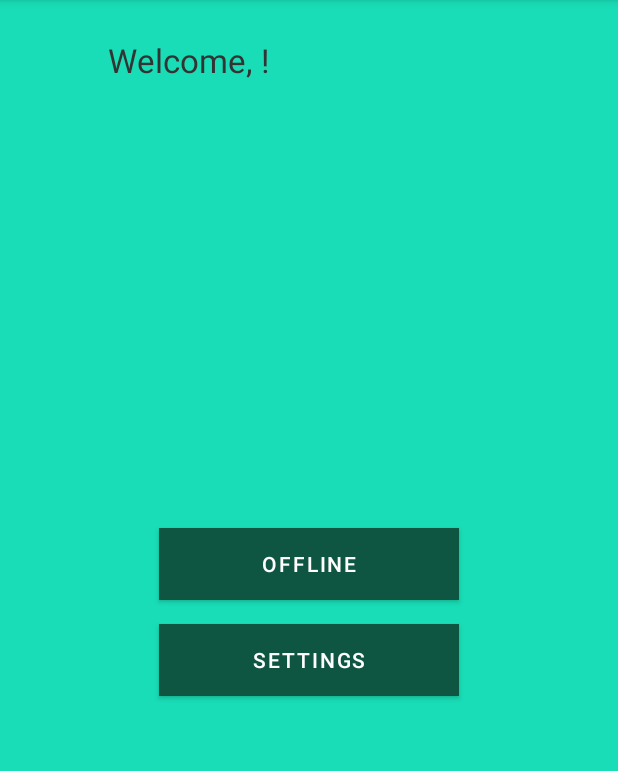
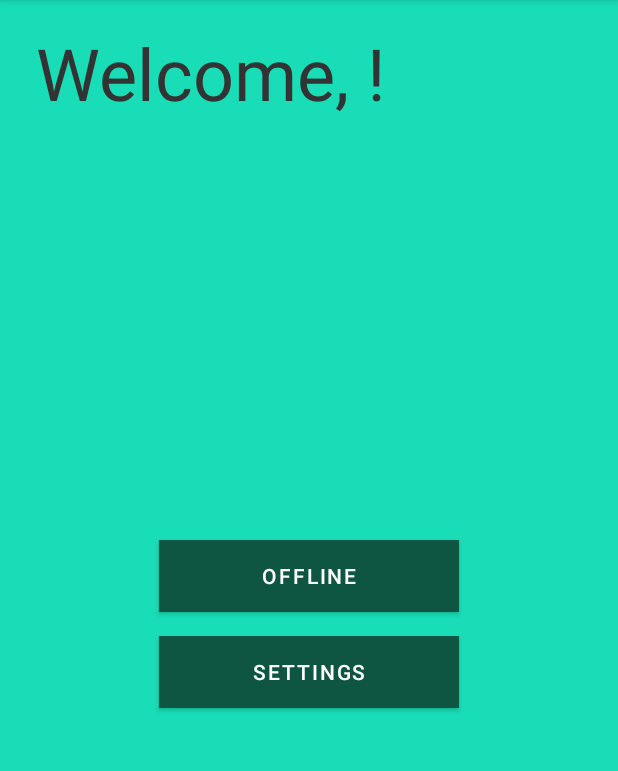
Before and after one commit to mberrishdev/TicTacToe, an Android app: the screen it shows after launch (HomePageActivity), after a tap on "NEXT", on a phone screen of 412 x 824 dp, the part 84-855 px from its top. Run offline under Robolectric (Android 15) with nearby library versions, the phone set to English and light mode, and no system bars; our stand-ins replace Room's generated code.

Commit message:
add update methods

```diff
--- a/app/src/main/java/com/example/tictactoe/AuthActivity.kt
+++ b/app/src/main/java/com/example/tictactoe/AuthActivity.kt
@@ -22,33 +22,44 @@ class AuthActivity : AppCompatActivity() {
         val isInternalUserExist = userRepository.checkIfInternalUserExist()
 
         if (isInternalUserExist) {
-            val name = userRepository.getInternalUserName()
-            redirectToHomePage(name)
+            val user = userRepository.getInternalUser()
+            redirectToHomePage(user)
         } else {
             setContentView(R.layout.activity_auth)
             val nextButton = findViewById<Button>(R.id.nextButton)
             nextButton.setOnClickListener {
                 val nameEditText = findViewById<EditText>(R.id.nameEditText)
                 val name = nameEditText.text.toString()
-                createInternalUser(name)
-                redirectToHomePage(name)
+                val newUser = createInternalUser(name)
+                redirectToHomePage(newUser)
             }
         }
     }
 
-    private fun redirectToHomePage(name:String){
+    private fun redirectToHomePage(user: User){
         val intent = Intent(this, HomePageActivity::class.java)
-        intent.putExtra("name", name)
+
+        intent.putExtra("id", user.id)
+        intent.putExtra("name", user.userName)
+        intent.putExtra("isExternal", user.isExternal)
         startActivity(intent)
     }
 
-    private fun createInternalUser(name:String)
+    private fun createInternalUser(name:String):User
     {
         val newUser = User(
             userName = name,
             isExternal = false
         )
 
-        userRepository.insertUser(newUser)
+        val userId = userRepository.insertUser(newUser)
+
+        val updatedUser = User(
+            id = userId,
+            userName = newUser.userName,
+            isExternal = newUser.isExternal
+        )
+
+        return updatedUser
     }
 }
--- a/app/src/main/java/com/example/tictactoe/Database/Users/UserDao.kt
+++ b/app/src/main/java/com/example/tictactoe/Database/Users/UserDao.kt
@@ -18,13 +18,16 @@ interface UserDao {
     fun getUserNameById(id: Long): String?
 
     @Insert(onConflict = OnConflictStrategy.REPLACE)
-    fun insertUser(user: User)
+    fun insertUser(user: User):Long
 
     @Delete
     fun deleteUser(user: User)
 
     @Query("SELECT * FROM users WHERE is_external = 0")
     fun getInternalUsers(): List<User>
+
+    @Query("SELECT * FROM users WHERE is_external = 0")
+    fun getInternalUser(): User
 
     @Query("SELECT * FROM users")
     fun getUsers(): List<User>
@@ -37,4 +40,7 @@ interface UserDao {
 
     @Query("DELETE FROM users")
     fun deleteUsers()
+
+    @Update
+    fun updateUser(user: User)
 }
--- a/app/src/main/java/com/example/tictactoe/Database/Users/UserRepository.kt
+++ b/app/src/main/java/com/example/tictactoe/Database/Users/UserRepository.kt
@@ -21,12 +21,16 @@ class UserRepository(private val userDao: UserDao) {
         return userDao.getUserIdByName(name)
     }
 
+    fun getInternalUser():User{
+        return  userDao.getInternalUser()
+    }
+
     fun getUserNameById(id: Long): String? {
         return userDao.getUserNameById(id)
     }
 
-    fun insertUser(user: User) {
-        userDao.insertUser(user)
+    fun insertUser(user: User) : Long{
+       return userDao.insertUser(user)
     }
 
     fun deleteUser(user: User) {
@@ -44,4 +48,8 @@ class UserRepository(private val userDao: UserDao) {
     fun deleteUsers(){
         userDao.deleteUsers()
     }
+
+    fun updateUser(user: User) {
+        userDao.updateUser(user)
+    }
 }
--- a/app/src/main/java/com/example/tictactoe/HomePageActivity.kt
+++ b/app/src/main/java/com/example/tictactoe/HomePageActivity.kt
@@ -3,23 +3,85 @@ package com.example.tictactoe
 import android.content.Intent
 import androidx.appcompat.app.AppCompatActivity
 import android.os.Bundle
+import android.view.LayoutInflater
 import android.widget.Button
+import android.widget.EditText
 import android.widget.TextView
+import androidx.appcompat.app.AlertDialog
+import com.example.tictactoe.Database.AppDatabase
+import com.example.tictactoe.Database.GamesHisory.GameHistory
+import com.example.tictactoe.Database.Users.User
+import com.example.tictactoe.Database.Users.UserRepository
 
 class HomePageActivity : AppCompatActivity() {
+
+    private var id: Long = 0
+    private var name: String? = ""
+    private var isExternal: Boolean = true
+    private lateinit var userRepository: UserRepository
+    private lateinit var welcomeTextVie: TextView
+
     override fun onCreate(savedInstanceState: Bundle?) {
         super.onCreate(savedInstanceState)
         setContentView(R.layout.activity_home_page)
 
+        val userDao = AppDatabase.getInstance(applicationContext).userDao()
+        userRepository = UserRepository(userDao)
+
+        welcomeTextVie = findViewById<TextView>(R.id.welcomeTextView)
+        welcomeTextVie.setOnClickListener {
+            showEditNameDialog()
+        }
+
+        id = intent.getLongExtra("id",0)
+        name = intent.getStringExtra("name")
+        isExternal = intent.getBooleanExtra("isExternal",true)
+
+        if (id.compareTo(0L) == 0)
+        {
+            val user = userRepository.getInternalUser()
+            id = user.id
+            name = user.userName
+            isExternal = user.isExternal
+        }
         showWelcomeName()
         offlineButton()
         settingButton()
     }
 
     private fun showWelcomeName(){
-        val greetingTextView = findViewById<TextView>(R.id.welcomeTextView)
-        val name = intent.getStringExtra("name")
-        greetingTextView.text = "Welcome, $name!"
+        welcomeTextVie.text = "Welcome, $name!"
+    }
+
+    private fun showEditNameDialog() {
+        val dialogView = LayoutInflater.from(this).inflate(R.layout.dialog_edit_name, null)
+        val editTextName = dialogView.findViewById<EditText>(R.id.editTextName)
+        editTextName.setText( intent.getStringExtra("name"))
+
+        val dialogBuilder = AlertDialog.Builder(this)
+            .setView(dialogView)
+            .setTitle("Edit Name")
+            .setPositiveButton("Save") { _, _ ->
+                val newName = editTextName.text.toString()
+                updateName(newName)
+            }
+            .setNegativeButton("Cancel", null)
+            .create()
+
+        dialogBuilder.show()
+    }
+
+    private fun updateName(newName: String) {
+        val user = User(
+            id = id,
+            userName = newName,
+            isExternal = isExternal,
+        )
+
+        userRepository.updateUser(user)
+
+        name = newName;
+        showWelcomeName()
     }
 
     private fun offlineButton(){
--- a/app/src/main/res/layout/activity_home_page.xml
+++ b/app/src/main/res/layout/activity_home_page.xml
@@ -15,19 +15,14 @@
         android:gravity="center_vertical">
 
         <!-- Replace the ImageView with your logo -->
-        <ImageView
-            android:id="@+id/logoImageView"
-            android:layout_width="48dp"
-            android:layout_height="48dp"
-            android:contentDescription="Logo" />
-
         <TextView
             android:id="@+id/welcomeTextView"
             android:layout_width="wrap_content"
             android:layout_height="wrap_content"
             android:textAppearance="@style/TextAppearance.AppCompat.Large"
             android:textColor="#333333"
-            android:layout_marginStart="8dp" />
+            android:layout_marginStart="8dp"
+            android:textSize="48sp"/>
 
     </LinearLayout>
 
@@ -43,7 +38,7 @@
             android:id="@+id/offlineButton"
             android:layout_width="200dp"
             android:layout_height="wrap_content"
-            android:text="Offline"
+            android:text="@string/offline"
             android:textColor="#FFFFFF"
             android:background="#FF5722"
             android:layout_marginBottom="16dp" />
@@ -52,7 +47,7 @@
             android:id="@+id/settingsButton"
             android:layout_width="200dp"
             android:layout_height="wrap_content"
-            android:text="Settings"
+            android:text="@string/settings"
             android:textColor="#FFFFFF"
             android:background="#03A9F4" />
 
--- a/app/src/main/res/values/strings.xml
+++ b/app/src/main/res/values/strings.xml
@@ -31,4 +31,6 @@
     <string name="get_nearest_restaurant">Get Nearest Restaurant</string>
     <string name="stat_new_game">Stat new Game</string>
     <string name="are_you_sure">Are you sure?</string>
+    <string name="settings">Settings</string>
+    <string name="offline">Offline</string>
 </resources>
```
Also changed, not shown: app/src/main/AndroidManifest.xml (+8 -2 lines), app/src/main/java/com/example/tictactoe/OfflineGameActivity.kt (+38 -1 lines), app/src/main/res/layout/dialog_edit_name.xml (added, +14 -0 lines).
